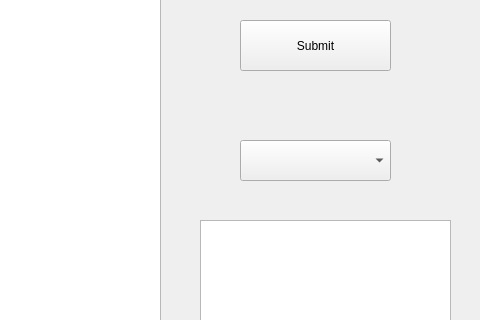
Before: the Qt Designer form mainwindow.ui in lord12-droidd/DBaseHelper, drawn with Qt 5; both pictures show x 320 to 800 and y 188 to 508 of the 800 by 600 pixel window.
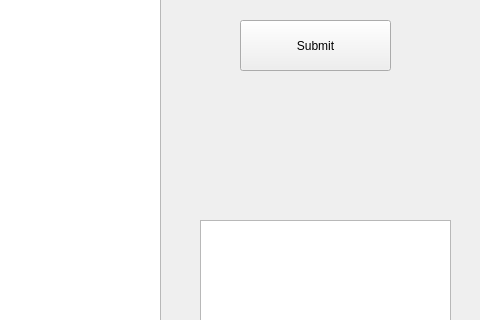
After: the same form once the commit is applied. Icons and pictures are not drawn.

The edit to the form file:
```diff
--- a/mainwindow.ui
+++ b/mainwindow.ui
@@ -79,16 +79,6 @@
      <string>Submit</string>
     </property>
    </widget>
-   <widget class="QComboBox" name="comboBox">
-    <property name="geometry">
-     <rect>
-      <x>560</x>
-      <y>280</y>
-      <width>151</width>
-      <height>41</height>
-     </rect>
-    </property>
-   </widget>
    <widget class="QPushButton" name="executeQueryButton">
     <property name="geometry">
      <rect>
```
Left out of the diff: 27 changed lines with no effect on the pictures.
